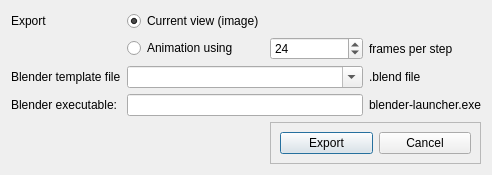
Qt form guis/dlg_export_to_blender.ui (RubendeBruin/DAVE) before a commit.
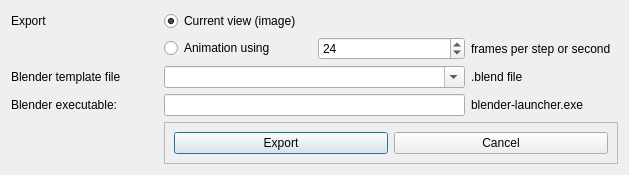
The same form after that commit.

The edit to the form file:
```diff
--- a/guis/dlg_export_to_blender.ui
+++ b/guis/dlg_export_to_blender.ui
@@ -6,7 +6,7 @@
    <rect>
     <x>0</x>
     <y>0</y>
-    <width>492</width>
+    <width>629</width>
     <height>169</height>
    </rect>
   </property>
@@ -85,7 +85,7 @@
    <item row="1" column="3">
     <widget class="QLabel" name="label_4">
      <property name="text">
-      <string>frames per step</string>
+      <string>frames per step or second</string>
      </property>
     </widget>
    </item>
@@ -96,7 +96,7 @@
      </property>
     </widget>
    </item>
-   <item row="4" column="2" colspan="2">
+   <item row="4" column="1" colspan="3">
     <widget class="QFrame" name="frame">
      <property name="frameShape">
       <enum>QFrame::StyledPanel</enum>
```
